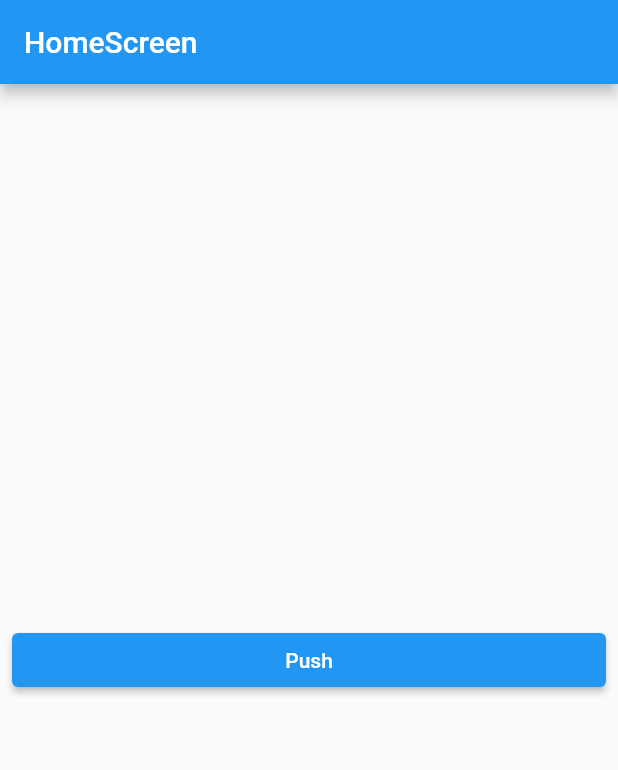
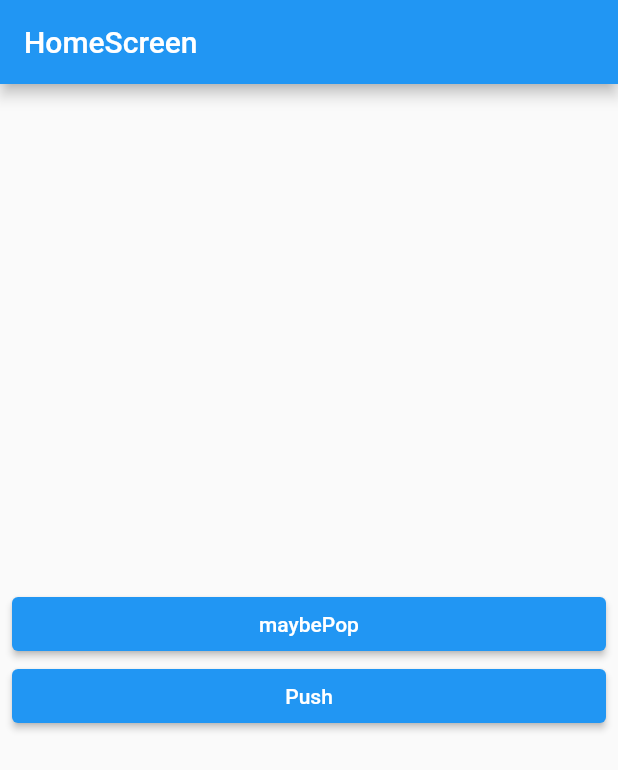
Before and after one commit to AWKRID/Navigation, a Flutter app: the screen it shows after launch, on a phone screen of 412 x 824 dp. Shown: the top 770 px of the screen. Run offline on Flutter 3.47's test engine with Material 2 defaults, Android fonts, the phone set to English and light mode, and no system bars.

Commit message:
pop 기능 이해

```diff
--- a/lib/screen/home_screen.dart
+++ b/lib/screen/home_screen.dart
@@ -7,9 +7,22 @@ class HomeScreen extends StatelessWidget {
 
   @override
   Widget build(BuildContext context) {
-    return MainLayout(
+    return WillPopScope(
+      onWillPop: () async{
+        //true - pop 가능
+        //false - pop 불가능
+        final canPop = Navigator.of(context).canPop();
+        return canPop;
+      },
+      child: MainLayout(
         title: 'HomeScreen',
         children: [
+          ElevatedButton(
+            onPressed: () {
+              Navigator.of(context).maybePop();
+            },
+            child: Text('maybePop'),
+          ),
           ElevatedButton(
             onPressed: () async {
               final result = await Navigator.of(context).push(
@@ -23,6 +36,7 @@ class HomeScreen extends StatelessWidget {
             child: Text('Push'),
           )
         ],
+      ),
     );
   }
 }
```
Lines whose indentation alone changed are shown as unchanged.
